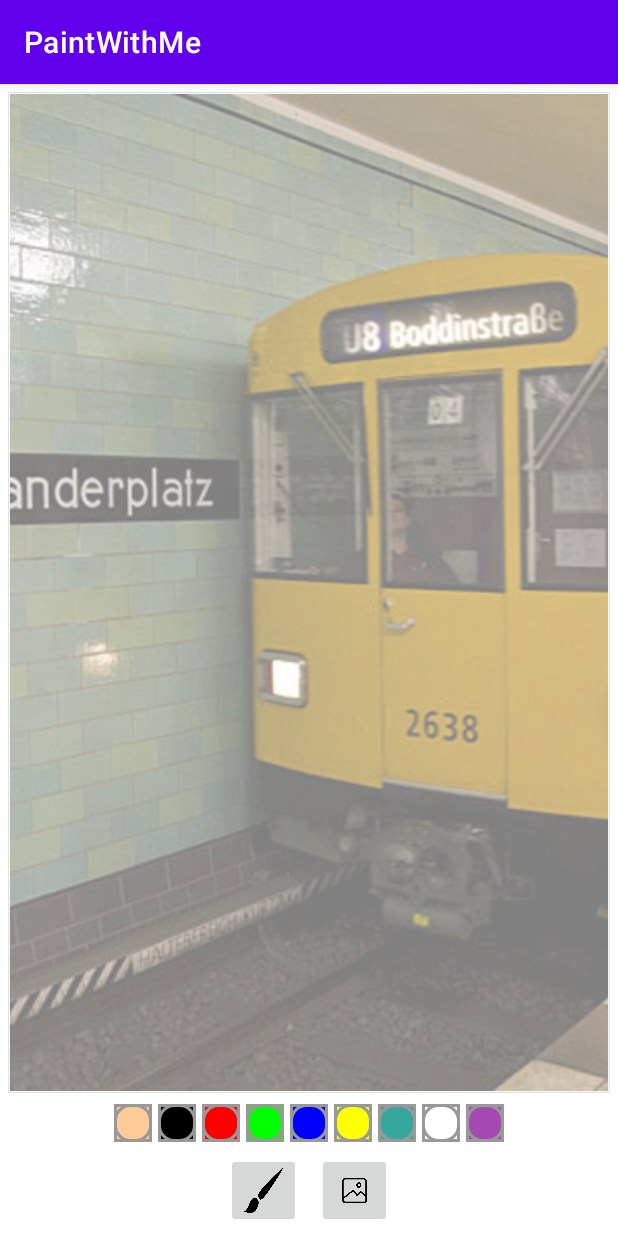
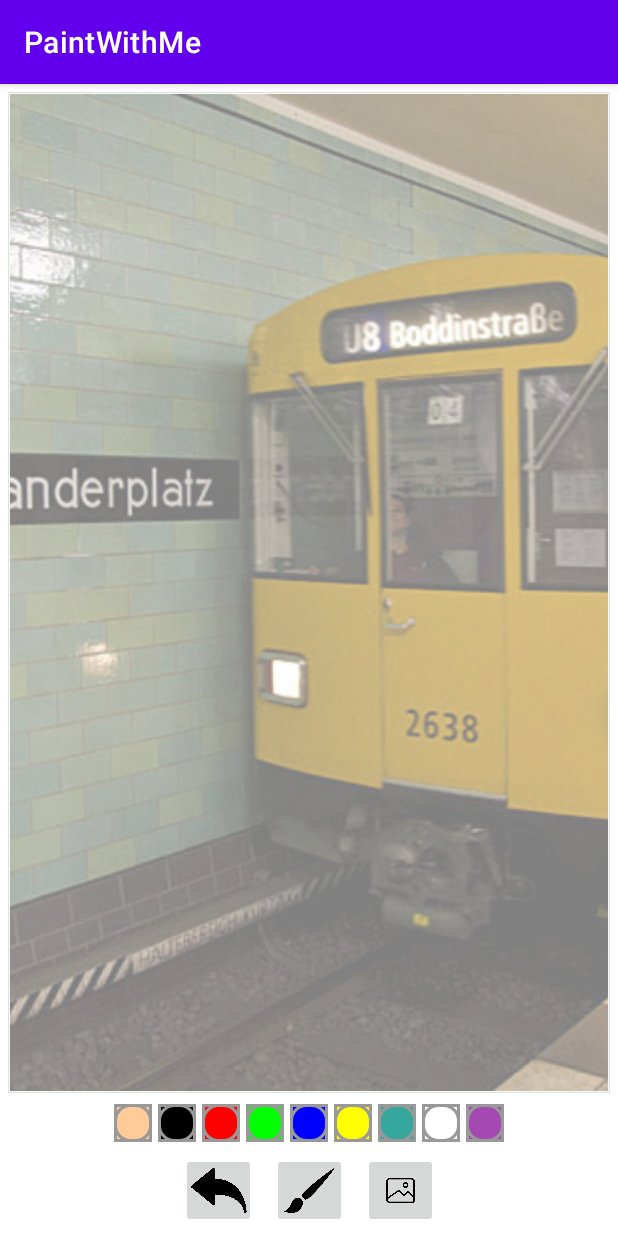
Before and after one commit to TaloHomes404/PaintWithMeApp, an Android app: the screen it shows after launch (MainActivity), after a tap on an icon or button, on a phone screen of 412 x 824 dp. Run offline under Robolectric (Android 15) with nearby library versions, the phone set to English and light mode, and no system bars.

Commit message:
DODANIE PERMISSION DLA ZDJĘĆ Z GALERII, STWORZENIE FUNKCJONALNOŚCI KTÓRA POZWOLI NA WYBRANIE ZDJĘCIA Z GALERII DODANIE NOWEJ IKONY "COFNIJ" - TODO: FUNKCJONALNOŚĆ DODANIE NOWEJ LISTY mUndoPaths KTÓRA PRZECHOWUJE USUNIĘTE ŚCIEŻKI MALOWANIA

```diff
--- a/app/src/main/java/wolf/north/paintwithme/DrawingView.kt
+++ b/app/src/main/java/wolf/north/paintwithme/DrawingView.kt
@@ -20,7 +20,8 @@ class DrawingView(context: Context, attrs: AttributeSet) : View(context, attrs)
     private var mBrushSize: Float = 0.toFloat()
     private var color = Color.BLACK
     private var canvas: Canvas? = null
-    private val mSavedPaths = ArrayList<CustomPath>()
+    private val mSavedPaths = ArrayList<CustomPath>() // ARRAY OF SAVED DRAWING PATHS WE CREATED
+    private val mUndoPaths = ArrayList<CustomPath>() // ARRAY OF UNDO PATHS WE DELETED
 
     init{
         setUpDrawingScreen()
--- a/app/src/main/java/wolf/north/paintwithme/MainActivity.kt
+++ b/app/src/main/java/wolf/north/paintwithme/MainActivity.kt
@@ -3,9 +3,11 @@ package wolf.north.paintwithme
 import android.Manifest
 import android.app.AlertDialog
 import android.app.Dialog
+import android.content.Intent
 import android.media.Image
 import androidx.appcompat.app.AppCompatActivity
 import android.os.Bundle
+import android.provider.MediaStore
 import android.view.View
 import android.widget.ImageButton
 import android.widget.ImageView
@@ -22,21 +24,45 @@ class MainActivity : AppCompatActivity() {
     private var drawingView: DrawingView? = null
     private var mImageButtonCurrentPaint: ImageView? = null
 
+
+    val openGaleryLauncher: ActivityResultLauncher<Intent> = registerForActivityResult(ActivityResultContracts.StartActivityForResult()){
+        //LONGEST KOTLIN METHOD I EVER SEEN LOL X2
+        //THIS TIME WE DONT ASK FOR PERMISSION BUT WE SETUP OUR LAUNCHER TO REGISTER ACTIVITY THAT WILL BE OPENING APP - GALERY AND PICKING PHOTO
+        //THEN REPLACING IMAGEBACKGROUND WITH IT AS DATA
+        result ->
+        if(result.resultCode == RESULT_OK && result.data != null){
+            val imageBackground: ImageView = findViewById(R.id.imgv_background)
+            imageBackground.setImageURI(result.data?.data)
+        }
+
+    }
+
+
+    //LONGEST KOTLIN METHOD I EVER SEEN LOL
+    //WE ATTACH TO requestPermission VALUE A METHOD THAT MAKES A ARRAY OF STRINGS AND PUT PERMISSIONS THAT WE NEED IN APPLICATION
+    //IT HAVE ATTACHED VALUE "permissions" THAT CAN BE USED LATER, WE USE FOR EACH TO GET VALUES OF PERMISSIONS (key - for example storage permission, value - granted or no)
+    //THEN SIMPLE IF STATEMENT TO SEE IF USER ALLOWED TO USE STORAGE, YES = OPEN GALLERY, NO = DON'T BOTHER ME BRO, IDK
     val requestedPermission: ActivityResultLauncher<Array<String>> = registerForActivityResult(ActivityResultContracts.RequestMultiplePermissions()){
         permissions ->
         permissions.entries.forEach{
             val permissionName = it.key
             val permissionValue = it.value
 
-            if(permissionValue) {
+            if(permissionValue)  {    // IS GRANTED
+                //THEN SHOW TOAST AND PICK IMAGE FROM GALERY
                 Toast.makeText(this, "Permission granted, read storage files.", Toast.LENGTH_SHORT).show()
-            }else{
+                val pickImageIntent = Intent(Intent.ACTION_PICK, MediaStore.Images.Media.EXTERNAL_CONTENT_URI)  // INTENT TO GET INTO ANOTHER APP (OUR GALERY)
+                openGaleryLauncher.launch(pickImageIntent) // USER OUR SETUP ACTIVITYRESULTLAUNCHER WITH LOADED PHOTO AS DATA FROM GALERY, CHANGE OUR BACKGROUND PHOTO TO DATA
+
+            }else{ //IS NOT GRANTED
                 if(permissionName==Manifest.permission.READ_EXTERNAL_STORAGE){
                     Toast.makeText(this, "You declined permission grant, use settings for futher storage permission.", Toast.LENGTH_SHORT).show()
                 }
             }
     }
     }
+
+
     override fun onCreate(savedInstanceState: Bundle?) {
         super.onCreate(savedInstanceState)
         setContentView(R.layout.activity_main)
@@ -48,15 +74,27 @@ class MainActivity : AppCompatActivity() {
 
         mImageButtonCurrentPaint = linearLayoutOfColors[1] as ImageButton
 
+        //GALLERY BUTTON FUNCTIONALITY
         val imgBttnGalery: ImageButton = findViewById(R.id.imgbttn_imageFromGalerySelector)
         imgBttnGalery.setOnClickListener(){
             requestStoragePermission()
         }
 
+        //BRUSH BUTTON FUNCTIONALITY
         val imgBttnBrushSelector : ImageButton = findViewById(R.id.imgbttn_brushSizeSelector)
         imgBttnBrushSelector.setOnClickListener {
             displayBrushSizeDialog()
         }
+
+        val imgBttnUndoSelector : ImageButton = findViewById(R.id.imgbttn_undoSelector)
+        imgBttnUndoSelector.setOnClickListener {
+            undoLastDrawingChange()
+        }
+
+    }
+
+    private fun undoLastDrawingChange() {
+        TODO("Not yet implemented")
     }
 
     //THIS METHOD IS DIALOG WINDOW DISPLAYED AFTER CLICKING ON BRUSH ICON,
@@ -86,6 +124,9 @@ class MainActivity : AppCompatActivity() {
     }
 
     fun paintColorClicked(view: View){
+        //THIS BUILD IN FUNCTION ALLOWS US TO SELECT CURRENT IMAGEBUTTON WITH COLOR
+        //AND GET TAG FROM THIS BUTTON THEN CHANGE COLOR OF DRAWINGVIEW TO THIS TAG
+        //setImageDrawable IS METHOD THAT ALLOWS US TO CHANGE COLOR IMAGEBUTTON SO IT WILL LOOK LIKE ITS SELECTED
         if(view !== mImageButtonCurrentPaint){
             val imageButton = view as ImageButton
             val colorTag = imageButton.tag.toString()
@@ -103,6 +144,8 @@ class MainActivity : AppCompatActivity() {
     }
 
     private fun requestStoragePermission(){
+        //FUNCTION THAT IS JUST FUNCTIONALITY OF ASKING FOR PERMISION BY SHOWING REQUEST ON SCREEN
+        //SHOW RATIONAL DIALOG IS ANOTHER FUNCTION THAT JUST CRATING A DIALOG, WE USE TITLE AND MESSAGE TO SHOW IT ON SCREEN
         if(ActivityCompat.shouldShowRequestPermissionRationale(this, Manifest.permission.READ_EXTERNAL_STORAGE)){
             showRationaleDialog("PaintWithMe", "PaintWithMe need to ACCES your external storage, allow?")
         }else{
@@ -111,6 +154,7 @@ class MainActivity : AppCompatActivity() {
     }
 
     private fun showRationaleDialog(title: String, message: String) {
+        //SIMPLE FUNCTION THAT IS JUST A DIALOG BUILDED WITH BUILDER
         val builder: AlertDialog.Builder = AlertDialog.Builder(this)
         builder.setTitle(title).setMessage(message).setPositiveButton("Cancel"){
             dialog, _ -> dialog.dismiss()
--- a/app/src/main/res/layout/activity_main.xml
+++ b/app/src/main/res/layout/activity_main.xml
@@ -154,12 +154,20 @@
     app:layout_constraintRight_toRightOf="parent"
     android:gravity="center">
    <ImageButton
+       android:id="@+id/imgbttn_undoSelector"
+       android:layout_width="50dp"
+       android:layout_height="50dp"
+       android:layout_margin="5dp"
+       android:src="@drawable/ic_undo"
+       android:scaleType="centerCrop"
+       />
+   <ImageButton
        android:id="@+id/imgbttn_brushSizeSelector"
        android:layout_width="50dp"
        android:layout_height="50dp"
        android:layout_margin="5dp"
        android:src="@drawable/ic_brush"
-       android:scaleType="fitXY"
+       android:scaleType="centerCrop"
        />
    <ImageButton
        android:id="@+id/imgbttn_imageFromGalerySelector"
@@ -167,8 +175,9 @@
        android:layout_height="50dp"
        android:layout_margin="5dp"
        android:src="@drawable/ic_image"
-       android:scaleType="fitXY"
+       android:scaleType="centerCrop"
        />
+
 </LinearLayout>
 
 </androidx.constraintlayout.widget.ConstraintLayout>
```
Also changed, not shown: app/src/main/res/drawable/ic_undo.png (added).
